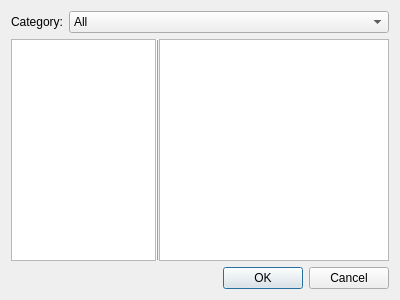
The window that soundGEN/widgets/dialogfunctions.ui (Posedelov-Evgeniy/Sgen) describes before a commit, drawn with Qt 5.
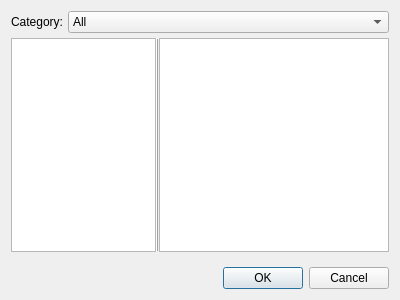
The same window after the commit.

Diff of the .ui file:
```diff
--- a/soundGEN/widgets/dialogfunctions.ui
+++ b/soundGEN/widgets/dialogfunctions.ui
@@ -35,6 +35,9 @@
    <bool>true</bool>
   </property>
   <layout class="QVBoxLayout" name="verticalLayout">
+   <property name="spacing">
+    <number>5</number>
+   </property>
    <item>
     <layout class="QHBoxLayout" name="horizontalLayout_2">
      <item>
@@ -75,6 +78,12 @@
      <property name="spacing">
       <number>0</number>
      </property>
+     <property name="rightMargin">
+      <number>0</number>
+     </property>
+     <property name="bottomMargin">
+      <number>10</number>
+     </property>
      <item>
       <widget class="QListWidget" name="functions_listWidget">
        <property name="sizePolicy">
```
